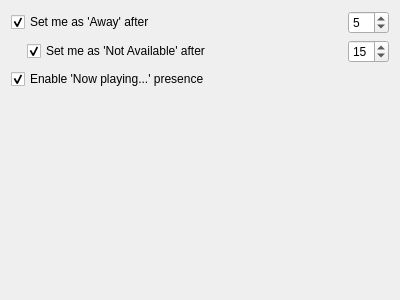
Above: config/telepathy-kded-config.ui from KDE/ktp-kded-module before the change. Below: the same form after it.
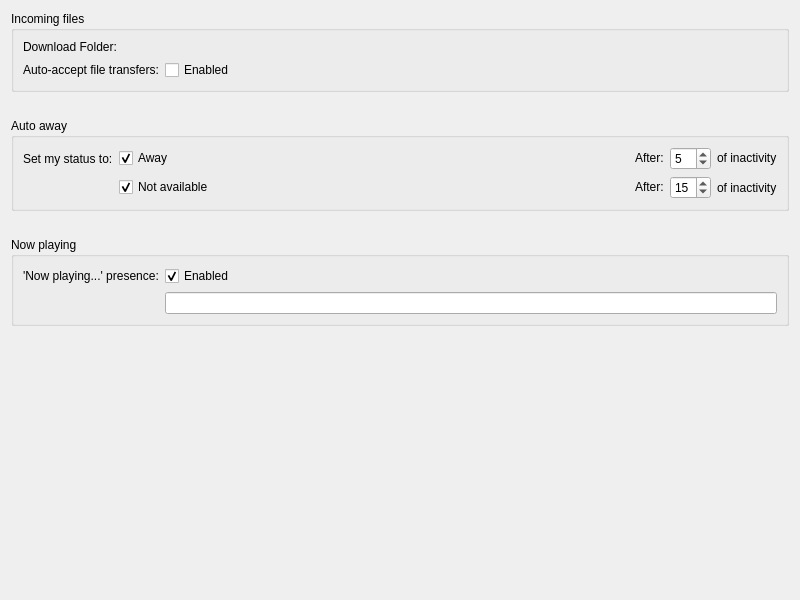
That is the form after the change. Custom widgets are drawn as their Qt base class.

Commit message:
Restyling of the ui + new settings
 * Download directory for file transfers
 * Auto accept file transfers
 * Now playing text (disabled)

FEATURE: 282214

```diff
--- a/config/telepathy-kded-config.ui
+++ b/config/telepathy-kded-config.ui
@@ -6,8 +6,8 @@
    <rect>
     <x>0</x>
     <y>0</y>
-    <width>400</width>
-    <height>300</height>
+    <width>800</width>
+    <height>600</height>
    </rect>
   </property>
   <property name="windowTitle">
@@ -15,31 +15,110 @@
   </property>
   <layout class="QVBoxLayout" name="verticalLayout">
    <item>
-    <layout class="QHBoxLayout" name="horizontalLayout_2">
+    <widget class="QGroupBox" name="incomingFilesGroupBox">
+     <property name="title">
+      <string>Incoming files</string>
+     </property>
+     <layout class="QFormLayout" name="formLayout">
+      <item row="0" column="0">
+       <widget class="QLabel" name="m_downloadUrlLabel">
+        <property name="text">
+         <string>Download Folder:</string>
+        </property>
+        <property name="buddy">
+         <cstring>m_downloadUrlRequester</cstring>
+        </property>
+       </widget>
+      </item>
+      <item row="0" column="1">
+       <widget class="KUrlRequester" name="m_downloadUrlRequester">
+        <property name="toolTip">
+         <string>This is the folder where received files will be saved.</string>
+        </property>
+        <property name="whatsThis">
+         <string>This is the folder where received files will be saved.</string>
+        </property>
+        <property name="mode">
+         <set>KFile::Directory|KFile::ExistingOnly|KFile::LocalOnly</set>
+        </property>
+       </widget>
+      </item>
+      <item row="1" column="0">
+       <widget class="QLabel" name="m_autoAcceptLabel">
+        <property name="text">
+         <string>Auto-accept file transfers:</string>
+        </property>
+        <property name="buddy">
+         <cstring>m_AutoAcceptCheckBox</cstring>
+        </property>
+       </widget>
+      </item>
+      <item row="1" column="1">
+       <widget class="QCheckBox" name="m_autoAcceptCheckBox">
+        <property name="text">
+         <string>Enabled</string>
+        </property>
+       </widget>
+      </item>
+     </layout>
+    </widget>
+   </item>
      <item>
+    <spacer name="verticalSpacer">
+     <property name="orientation">
+      <enum>Qt::Vertical</enum>
+     </property>
+     <property name="sizeType">
+      <enum>QSizePolicy::Fixed</enum>
+     </property>
+     <property name="sizeHint" stdset="0">
+      <size>
+       <width>20</width>
+       <height>20</height>
+      </size>
+     </property>
+    </spacer>
+   </item>
+   <item>
+    <widget class="QGroupBox" name="autoAwayGroupBox">
+     <property name="title">
+      <string>Auto away</string>
+     </property>
+     <layout class="QGridLayout" name="gridLayout">
+      <item row="0" column="0">
+       <widget class="QLabel" name="label">
+        <property name="text">
+         <string>Set my status to:</string>
+        </property>
+       </widget>
+      </item>
+      <item row="0" column="1">
       <widget class="QCheckBox" name="m_awayCheckBox">
        <property name="text">
-        <string>Set me as 'Away' after</string>
+         <string>Away</string>
        </property>
        <property name="checked">
         <bool>true</bool>
        </property>
       </widget>
      </item>
-     <item>
-      <spacer name="horizontalSpacer">
-       <property name="orientation">
-        <enum>Qt::Horizontal</enum>
-       </property>
-       <property name="sizeHint" stdset="0">
-        <size>
-         <width>40</width>
-         <height>20</height>
-        </size>
-       </property>
-      </spacer>
-     </item>
-     <item>
+      <item row="0" column="4">
+       <widget class="QLabel" name="m_awayMinsLabel">
+        <property name="sizePolicy">
+         <sizepolicy hsizetype="Fixed" vsizetype="Fixed">
+          <horstretch>0</horstretch>
+          <verstretch>0</verstretch>
+         </sizepolicy>
+        </property>
+        <property name="text">
+         <string>After:</string>
+        </property>
+        <property name="buddy">
+         <cstring>m_awayMins</cstring>
+        </property>
+       </widget>
+      </item>
+      <item row="0" column="6">
       <widget class="QSpinBox" name="m_awayMins">
        <property name="suffix">
         <string/>
@@ -49,30 +128,10 @@
        </property>
       </widget>
      </item>
-    </layout>
-   </item>
-   <item>
-    <layout class="QHBoxLayout" name="horizontalLayout">
-     <item>
-      <spacer name="horizontalSpacer_3">
-       <property name="orientation">
-        <enum>Qt::Horizontal</enum>
-       </property>
-       <property name="sizeType">
-        <enum>QSizePolicy::Fixed</enum>
-       </property>
-       <property name="sizeHint" stdset="0">
-        <size>
-         <width>16</width>
-         <height>20</height>
-        </size>
-       </property>
-      </spacer>
-     </item>
-     <item>
+      <item row="1" column="1">
       <widget class="QCheckBox" name="m_xaCheckBox">
        <property name="text">
-        <string>Set me as 'Not Available' after</string>
+         <string>Not available</string>
        </property>
        <property name="checked">
         <bool>true</bool>
@@ -82,20 +141,23 @@
        </property>
       </widget>
      </item>
-     <item>
-      <spacer name="horizontalSpacer_2">
-       <property name="orientation">
-        <enum>Qt::Horizontal</enum>
-       </property>
-       <property name="sizeHint" stdset="0">
-        <size>
-         <width>40</width>
-         <height>20</height>
-        </size>
-       </property>
-      </spacer>
-     </item>
-     <item>
+      <item row="1" column="4">
+       <widget class="QLabel" name="m_xaMinsLabel">
+        <property name="sizePolicy">
+         <sizepolicy hsizetype="Fixed" vsizetype="Fixed">
+          <horstretch>0</horstretch>
+          <verstretch>0</verstretch>
+         </sizepolicy>
+        </property>
+        <property name="text">
+         <string>After:</string>
+        </property>
+        <property name="buddy">
+         <cstring>m_xaMins</cstring>
+        </property>
+       </widget>
+      </item>
+      <item row="1" column="6">
       <widget class="QSpinBox" name="m_xaMins">
        <property name="suffix">
         <string/>
@@ -105,20 +167,109 @@
        </property>
       </widget>
      </item>
-    </layout>
+      <item row="0" column="7">
+       <widget class="QLabel" name="label_2">
+        <property name="sizePolicy">
+         <sizepolicy hsizetype="Fixed" vsizetype="Fixed">
+          <horstretch>0</horstretch>
+          <verstretch>0</verstretch>
+         </sizepolicy>
+        </property>
+        <property name="text">
+         <string>of inactivity</string>
+        </property>
+       </widget>
+      </item>
+      <item row="1" column="7">
+       <widget class="QLabel" name="label_3">
+        <property name="text">
+         <string>of inactivity</string>
+        </property>
+       </widget>
+      </item>
+      <item row="1" column="2">
+       <spacer name="horizontalSpacer_2">
+        <property name="orientation">
+         <enum>Qt::Horizontal</enum>
+        </property>
+        <property name="sizeHint" stdset="0">
+         <size>
+          <width>456</width>
+          <height>20</height>
+         </size>
+        </property>
+       </spacer>
+      </item>
+      <item row="0" column="2">
+       <spacer name="horizontalSpacer">
+        <property name="orientation">
+         <enum>Qt::Horizontal</enum>
+        </property>
+        <property name="sizeHint" stdset="0">
+         <size>
+          <width>456</width>
+          <height>20</height>
+         </size>
+        </property>
+       </spacer>
+      </item>
+     </layout>
+    </widget>
    </item>
    <item>
+    <spacer name="verticalSpacer_2">
+     <property name="orientation">
+      <enum>Qt::Vertical</enum>
+     </property>
+     <property name="sizeType">
+      <enum>QSizePolicy::Fixed</enum>
+     </property>
+     <property name="sizeHint" stdset="0">
+      <size>
+       <width>20</width>
+       <height>20</height>
+      </size>
+     </property>
+    </spacer>
+   </item>
+   <item>
+    <widget class="QGroupBox" name="nowPlayingGroupBox">
+     <property name="title">
+      <string>Now playing</string>
+     </property>
+     <layout class="QFormLayout" name="formLayout_2">
+      <item row="0" column="0">
+       <widget class="QLabel" name="m_nowPlayingLabel">
+        <property name="text">
+         <string>'Now playing...' presence:</string>
+        </property>
+        <property name="buddy">
+         <cstring>m_nowPlayingCheckBox</cstring>
+        </property>
+       </widget>
+      </item>
+      <item row="0" column="1">
     <widget class="QCheckBox" name="m_nowPlayingCheckBox">
      <property name="text">
-      <string>Enable 'Now playing...' presence</string>
+         <string>Enabled</string>
      </property>
      <property name="checked">
       <bool>true</bool>
      </property>
     </widget>
    </item>
+      <item row="1" column="1">
+       <widget class="QLineEdit" name="m_nowPlayingText">
+        <property name="text">
+         <string/>
+        </property>
+       </widget>
+      </item>
+     </layout>
+    </widget>
+   </item>
    <item>
-    <spacer name="verticalSpacer">
+    <spacer name="verticalSpacer_3">
      <property name="orientation">
       <enum>Qt::Vertical</enum>
      </property>
@@ -132,6 +283,13 @@
    </item>
   </layout>
  </widget>
+ <customwidgets>
+  <customwidget>
+   <class>KUrlRequester</class>
+   <extends>QFrame</extends>
+   <header>kurlrequester.h</header>
+  </customwidget>
+ </customwidgets>
  <resources/>
  <connections/>
 </ui>
```
Left out of the diff: 3 changed lines with no effect on the pictures. Lines whose indentation alone changed are shown as unchanged. The commit also changes 3 other files.
